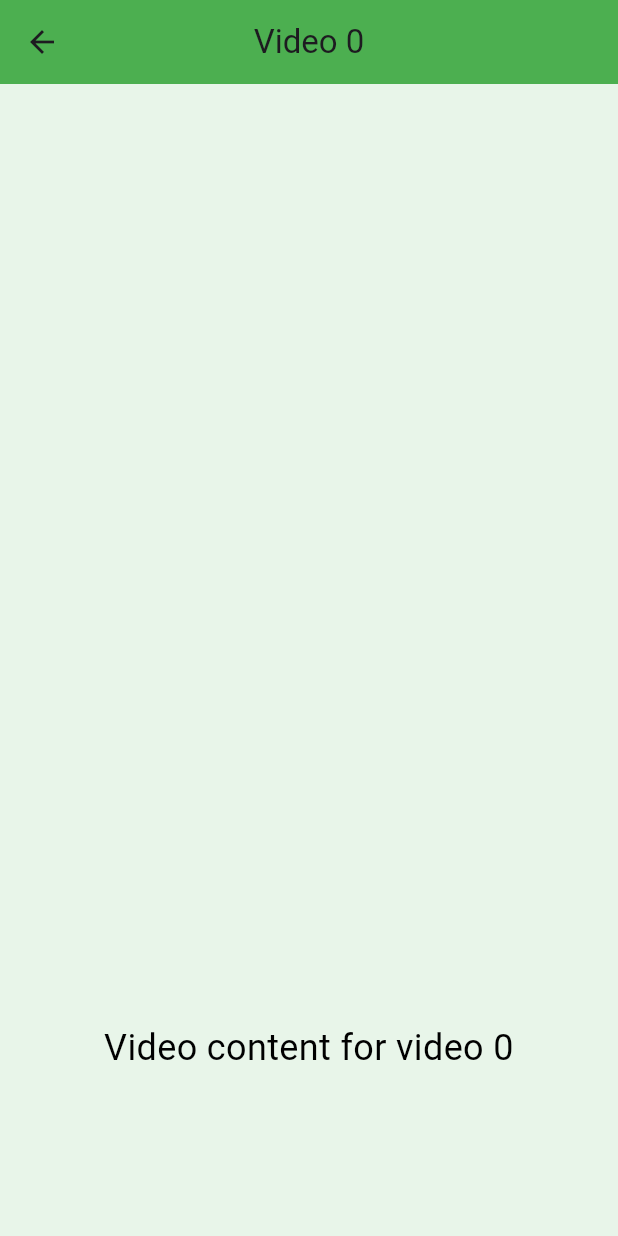
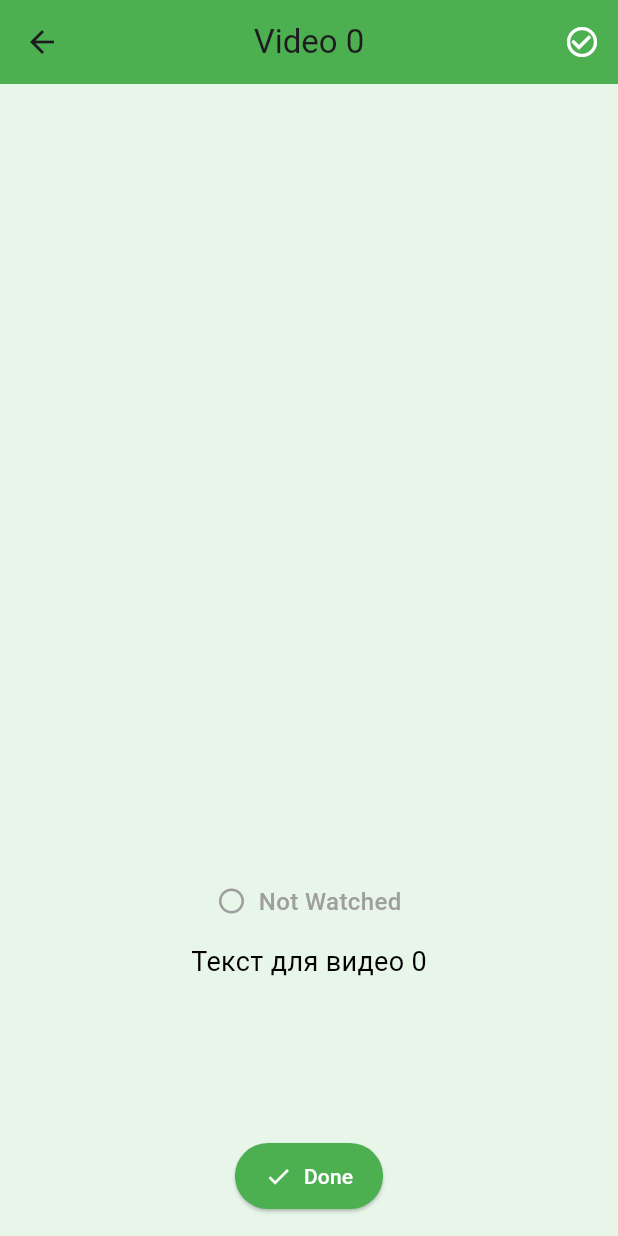
Before and after one commit to shaxabaxa1117/missionland_app, a Flutter app: the VideoPage screen opened directly with empty values, on a phone screen of 412 x 824 dp. Run offline on Flutter 3.47's test engine with Material 3 defaults, Android fonts, the phone set to English and light mode, and no system bars; our stand-ins replace bloc, cloud_firestore, convex_bottom_bar, equatable, firebase_auth, firebase_core and 5 more; accounts and stored records are empty.

Commit message:
Improves video watching experience and UI
- Introduces watched video status with checkmark indicator.
- Persists video watching status using a provider.
- Adds video description text for each video.
- Changes color scheme to green for better UI consistency.

```diff
--- a/lib/app/drawer/custom_drawer.dart
+++ b/lib/app/drawer/custom_drawer.dart
@@ -49,14 +49,14 @@ class AppDrawer extends StatelessWidget {
             leading: Icon(Icons.home),
             title: Text('Home'),
             onTap: () {
-              Navigator.pushReplacementNamed(context, '/home');
+
             },
           ),
           ListTile(
             leading: Icon(Icons.person),
             title: Text('Profile'),
             onTap: () {
-              Navigator.pushReplacementNamed(context, '/profile');
+
             },
           ),
           ListTile(
--- /dev/null
+++ b/lib/feature/videos/presentation/controller/video_provider.dart
@@ -0,0 +1,77 @@
+// providers/video_provider.dart
+import 'package:flutter/material.dart';
+import 'package:shared_preferences/shared_preferences.dart';
+
+class VideoProvider extends ChangeNotifier {
+  static const String _watchedVideosKey = 'watched_videos';
+
+  // Тексты для каждого видео по индексу
+  final Map<int, String> _videoTexts = {
+    1: 'Mission: Plant a Breath Buddy Task: Plant a small plant indoors or outdoors and share the picture of your new friend on your posts. ',
+    2: '''Mission: Heatless Meal Day
+    • Make or eat at least one no-cook meal today.
+    • Take a photo of your “climate-friendly” meal.''',
+    3: '''Mission: Tree Talk
+• Write and post a  “thank you letter” to a tree near your home/school, if you can research about tree type and its history.
+• Share a picture of your note and the tree!''',
+    4: '''Mission: Clean Stream Dream
+• Clean a nearby area: pick up 10+ pieces of litter (focus on plastic).
+• Use gloves and be safe! Upload a “before & after” photo.''',
+    5: '''Mission: Species Tracker
+• Spend 20 minutes looking for insects or birds and log at least 3 species on posts''',
+    6: '''Mission: Reuse Relay
+• Find and repurpose 3 old items (like jars, shirts, boxes).
+•          Before/After photo challenge in the app!''',
+    7: '''Electricity
+Mission: Energy Time Traveler
+• Pretend you're a 1920s kid with no electricity.
+o Do chores by hand for 10 minutes (fold laundry, sweep, clean desk).
+o Then do 15 “energy-free” squats.
+• Bonus: Don’t use your phone for 30 minutes today!''',
+    8: '''Task: Map 6 air polluted places in your neighborhood such as car traffic zones, factory zones, and
+create small cards where you give ancient example to these sites. Go for search of these places on
+your foot or bike. ''',
+    9: '''Task: Have one day eco-friendly trips, go only on foot or bike to your destination. If not possible, use
+public transport for one day. ''',
+    10: '''Task: Write a short post or record a 30-sec message about air pollution. Share with 1+ friend or
+online. Upload to the app’s Create Post feature and see what others have to say about it. ''',
+  };
+
+  Set<int> _watchedVideos = <int>{};
+
+  // Получить текст для видео
+  String getVideoText(int videoIndex) {
+    return _videoTexts[videoIndex] ?? 'Текст для видео $videoIndex';
+  }
+
+  // Проверить, просмотрено ли видео
+  bool isVideoWatched(int videoIndex) {
+    return _watchedVideos.contains(videoIndex);
+  }
+
+  // Переключить статус просмотра
+  Future<void> toggleVideoWatched(int videoIndex) async {
+    if (_watchedVideos.contains(videoIndex)) {
+      _watchedVideos.remove(videoIndex);
+    } else {
+      _watchedVideos.add(videoIndex);
+    }
+    await _saveWatchedVideos();
+    notifyListeners();
+  }
+
+  // Загрузить сохраненные данные
+  Future<void> loadWatchedVideos() async {
+    final prefs = await SharedPreferences.getInstance();
+    final watchedList = prefs.getStringList(_watchedVideosKey) ?? [];
+    _watchedVideos = watchedList.map((e) => int.parse(e)).toSet();
+    notifyListeners();
+  }
+
+  // Сохранить данные
+  Future<void> _saveWatchedVideos() async {
+    final prefs = await SharedPreferences.getInstance();
+    final watchedList = _watchedVideos.map((e) => e.toString()).toList();
+    await prefs.setStringList(_watchedVideosKey, watchedList);
+  }
+}
--- a/lib/feature/videos/presentation/pages/video_page.dart
+++ b/lib/feature/videos/presentation/pages/video_page.dart
@@ -1,6 +1,9 @@
 import 'package:flutter/material.dart';
 import 'package:flutter_bloc/flutter_bloc.dart';
+import 'package:missionland_app/feature/videos/presentation/controller/video_provider.dart';
+import 'package:provider/provider.dart';
 import 'package:missionland_app/feature/videos/presentation/bloc/video_player_bloc.dart';
+
 import 'package:video_player/video_player.dart';
 
 
@@ -16,6 +19,23 @@ class VideoPage extends StatelessWidget {
         title: Text('Video $videoIndex'),
         centerTitle: true,
         backgroundColor: Colors.green,
+        actions: [
+          // Галочка в AppBar
+          Consumer<VideoProvider>(
+            builder: (context, videoProvider, child) {
+              final isWatched = videoProvider.isVideoWatched(videoIndex);
+              return IconButton(
+                icon: Icon(
+                  isWatched ? Icons.check_circle : Icons.check_circle_outline,
+                  color: Colors.white,
+                ),
+                onPressed: () {
+                  videoProvider.toggleVideoWatched(videoIndex);
+                },
+              );
+            },
+          ),
+        ],
       ),
       body: Column(
         children: [
@@ -68,12 +88,77 @@ class VideoPage extends StatelessWidget {
           /// Текст на оставшейся части экрана
           Expanded(
             flex: 1,
-            child: Center(
-              child: Text(
-                'Video content for video $videoIndex',
-                style: const TextStyle(fontSize: 24, color: Colors.black),
-                textAlign: TextAlign.center,
-              ),
+            child: Consumer<VideoProvider>(
+              builder: (context, videoProvider, child) {
+                final videoText = videoProvider.getVideoText(videoIndex);
+                final isWatched = videoProvider.isVideoWatched(videoIndex);
+
+                return Padding(
+                  padding: const EdgeInsets.all(16.0),
+                  child: Column(
+                    children: [
+                      // Индикатор просмотра
+                      Row(
+                        mainAxisAlignment: MainAxisAlignment.center,
+                        children: [
+                          Icon(
+                            isWatched ? Icons.check_circle : Icons.radio_button_unchecked,
+                            color: isWatched ? Colors.green : Colors.grey,
+                            size: 20,
+                          ),
+                          const SizedBox(width: 8),
+                          Text(
+                            isWatched ? 'Watched' : 'Not Watched',
+                            style: TextStyle(
+                              fontSize: 16,
+                              fontWeight: FontWeight.w500,
+                              color: isWatched ? Colors.green : Colors.grey,
+                            ),
+                          ),
+                        ],
+                      ),
+
+                      const SizedBox(height: 16),
+
+                      // Текст видео
+                      Expanded(
+                        child: SingleChildScrollView(
+                          child: Text(
+                            videoText,
+                            style: const TextStyle(
+                              fontSize: 18,
+                              color: Colors.black,
+                              height: 1.4,
+                            ),
+                            textAlign: TextAlign.justify,
+                          ),
+                        ),
+                      ),
+
+                      const SizedBox(height: 16),
+
+                      // Кнопка для переключения статуса
+                      ElevatedButton.icon(
+                        onPressed: () {
+                          videoProvider.toggleVideoWatched(videoIndex);
+                        },
+                        icon: Icon(
+                          isWatched ? Icons.remove_done : Icons.done,
+                          color: Colors.white,
+                        ),
+                        label: Text(
+                          isWatched ? 'Not Done' : 'Done',
+                          style: const TextStyle(color: Colors.white),
+                        ),
+                        style: ElevatedButton.styleFrom(
+                          backgroundColor: isWatched ? Colors.orange : Colors.green,
+                          padding: const EdgeInsets.symmetric(horizontal: 20, vertical: 12),
+                        ),
+                      ),
+                    ],
+                  ),
+                );
+              },
             ),
           ),
         ],
```
Also changed, not shown: lib/app/main_home_page.dart (+39 -6 lines), lib/feature/auth/presentation/pages/sign_in_page.dart (+9 -9 lines), lib/feature/auth/presentation/pages/sign_up_page.dart (+9 -9 lines), lib/main.dart (+6 -1 lines), lib/feature/island_features/temp_data.dart (deleted).
